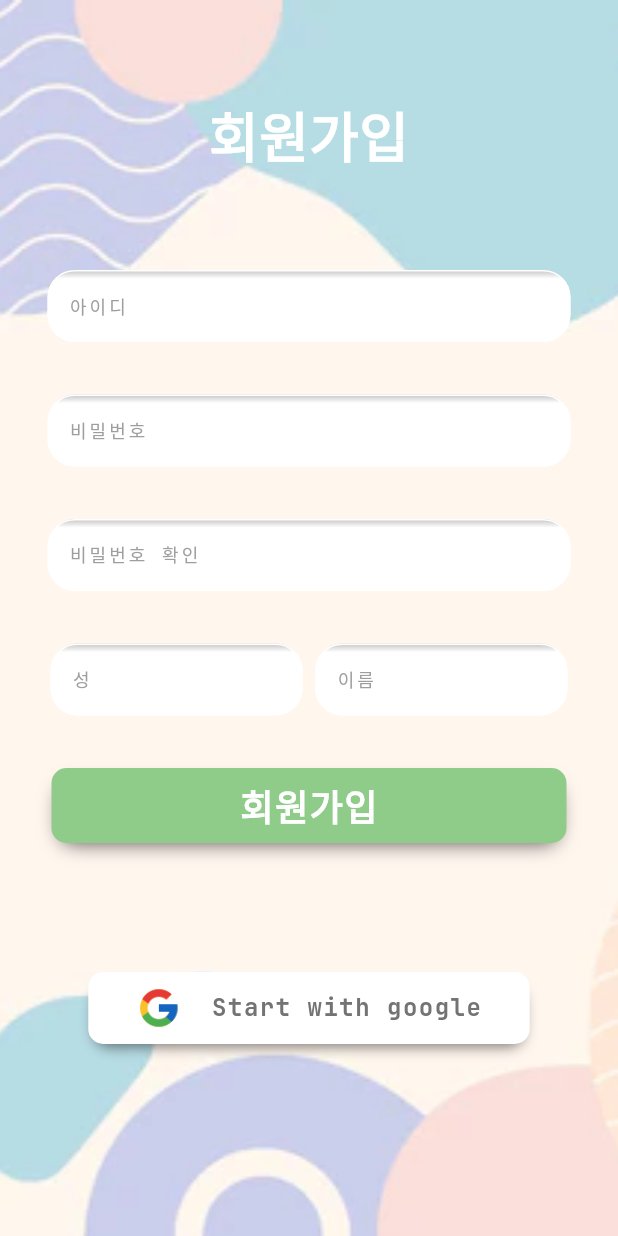
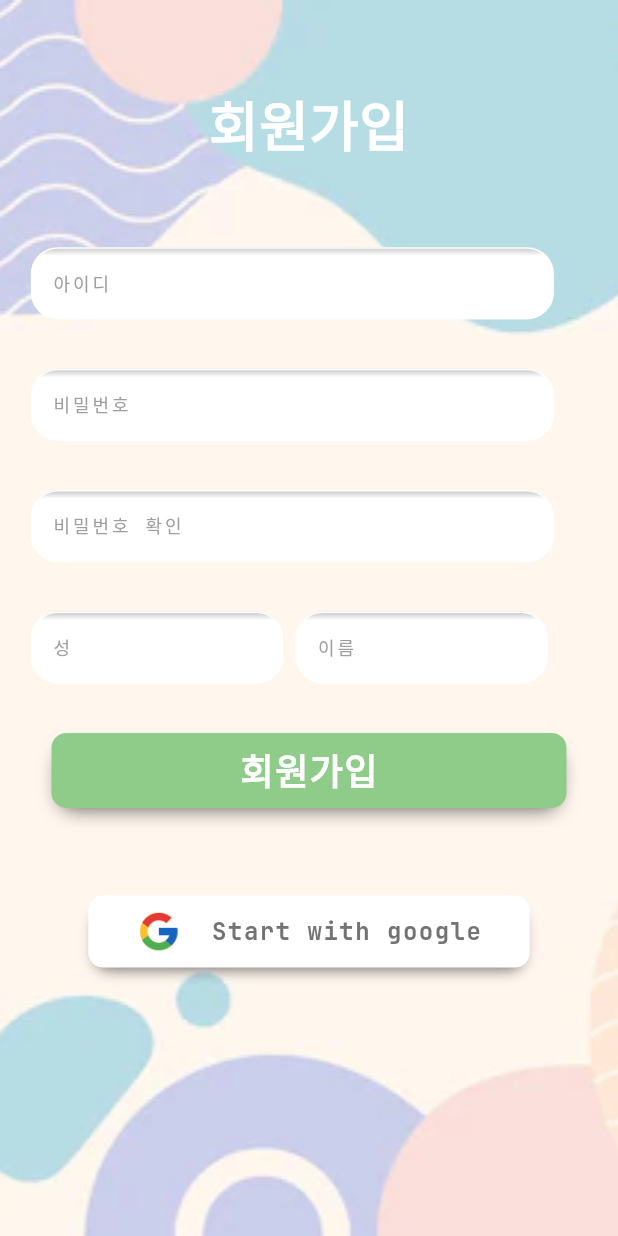
Before and after one commit to NoGravyBeef/SWE, a Flutter app: the screen it shows after launch, on a phone screen of 412 x 824 dp. Run offline on Flutter 3.47's test engine with Material 3 defaults, Android fonts, the phone set to English and light mode, and no system bars.

Commit message:
join_screen.dart 초안 완성

```diff
--- a/lib/screens/join_screen.dart
+++ b/lib/screens/join_screen.dart
@@ -13,6 +13,8 @@ class _JoinScreenState extends State<JoinScreen> {
 
   @override
   Widget build(BuildContext context) {
+    final screenSize = MediaQuery.of(context).size;
+
     return Container(
       decoration: const BoxDecoration(
         image: DecorationImage(
@@ -30,7 +32,7 @@ class _JoinScreenState extends State<JoinScreen> {
             children: [
               Container(
                 alignment: Alignment.center,
-                height: 180,
+                height: screenSize.height * 0.20, // 화면 높이의 20%
                 child: const Text(
                   '회원가입',
                   style: TextStyle(
@@ -43,9 +45,9 @@ class _JoinScreenState extends State<JoinScreen> {
               ),
               Row(
                 children: [
-                  const Flexible(
+                  Flexible(
                     flex: 1,
-                    child: SizedBox(width: 50),
+                    child: SizedBox(width: screenSize.width * 0.05),
                   ),
                   Flexible(
                     flex: 11,
@@ -66,23 +68,23 @@ class _JoinScreenState extends State<JoinScreen> {
                         ),
                       ),
                       child: const JoinTextField(
-                          labelText: '아이디', hintText: 'Enter the ID'),
+                        labelText: '아이디',
+                        hintText: 'Enter the ID',
                       ),
                     ),
-                  const Flexible(
+                  ),
+                  Flexible(
                     flex: 1,
-                    child: SizedBox(width: 50),
+                    child: SizedBox(width: screenSize.width * 0.05),
                   ),
                 ],
               ),
-              const SizedBox(
-                height: 35,
-              ),
+              SizedBox(height: screenSize.height * 0.04), // 화면 높이에 따른 간격 조정
               Row(
                 children: [
-                  const Flexible(
+                  Flexible(
                     flex: 1,
-                    child: SizedBox(width: 50),
+                    child: SizedBox(width: screenSize.width * 0.05),
                   ),
                   Flexible(
                     flex: 11,
@@ -103,23 +105,23 @@ class _JoinScreenState extends State<JoinScreen> {
                         ),
                       ),
                       child: const JoinTextField(
-                          labelText: '비밀번호', hintText: 'Enter the password'),
+                        labelText: '비밀번호',
+                        hintText: 'Enter the Password',
                       ),
                     ),
-                  const Flexible(
+                  ),
+                  Flexible(
                     flex: 1,
-                    child: SizedBox(width: 50),
+                    child: SizedBox(width: screenSize.width * 0.05),
                   ),
                 ],
               ),
-              const SizedBox(
-                height: 35,
-              ),
+              SizedBox(height: screenSize.height * 0.04), // 화면 높이에 따른 간격 조정
               Row(
                 children: [
-                  const Flexible(
+                  Flexible(
                     flex: 1,
-                    child: SizedBox(width: 50),
+                    child: SizedBox(width: screenSize.width * 0.05),
                   ),
                   Flexible(
                     flex: 11,
@@ -140,23 +142,23 @@ class _JoinScreenState extends State<JoinScreen> {
                         ),
                       ),
                       child: const JoinTextField(
-                          labelText: '비밀번호 확인', hintText: 'Check the password'),
+                        labelText: '비밀번호 확인',
+                        hintText: 'Check the Password',
                       ),
                     ),
-                  const Flexible(
+                  ),
+                  Flexible(
                     flex: 1,
-                    child: SizedBox(width: 50),
+                    child: SizedBox(width: screenSize.width * 0.05),
                   ),
                 ],
               ),
-              const SizedBox(
-                height: 35,
-              ),
+              SizedBox(height: screenSize.height * 0.04), // 화면 높이에 따른 간격 조정
               Row(
                 children: [
-                  const Flexible(
+                  Flexible(
                     flex: 4,
-                    child: SizedBox(width: 50),
+                    child: SizedBox(width: screenSize.width * 0.05),
                   ),
                   Flexible(
                     flex: 20,
@@ -173,16 +175,18 @@ class _JoinScreenState extends State<JoinScreen> {
                           tileMode: TileMode.clamp,
                         ),
                         shape: RoundedRectangleBorder(
-                            borderRadius:
-                                BorderRadius.all(Radius.circular(18.0)),
+                          borderRadius: BorderRadius.all(Radius.circular(18.0)),
                         ),
                       ),
                       child: const JoinTextField(
-                            labelText: '성', hintText: 'Last Name')),
+                        labelText: '성',
+                        hintText: 'Last Name',
                       ),
-                  const Flexible(
+                    ),
+                  ),
+                  Flexible(
                     flex: 1,
-                    child: SizedBox(width: 50),
+                    child: SizedBox(width: screenSize.width * 0.02),
                   ),
                   Flexible(
                     flex: 20,
@@ -199,29 +203,29 @@ class _JoinScreenState extends State<JoinScreen> {
                           tileMode: TileMode.clamp,
                         ),
                         shape: RoundedRectangleBorder(
-                            borderRadius:
-                                BorderRadius.all(Radius.circular(18.0)),
+                          borderRadius: BorderRadius.all(Radius.circular(18.0)),
                         ),
                       ),
                       child: const JoinTextField(
-                            labelText: '이름', hintText: 'First Name')),
+                        labelText: '이름',
+                        hintText: 'First Name',
                       ),
-                  const Flexible(
+                    ),
+                  ),
+                  Flexible(
                     flex: 4,
-                    child: SizedBox(width: 50),
+                    child: SizedBox(width: screenSize.width * 0.05),
                   ),
                 ],
               ),
-              const SizedBox(
-                height: 35,
-              ),
+              SizedBox(height: screenSize.height * 0.04), // 화면 높이에 따른 간격 조정
               Row(
                 mainAxisAlignment: MainAxisAlignment.spaceBetween,
                 children: [
-                  const Flexible(
+                  Flexible(
                     fit: FlexFit.tight,
                     flex: 1,
-                    child: SizedBox(width: 50),
+                    child: SizedBox(width: screenSize.width * 0.05),
                   ),
                   Flexible(
                     flex: 10,
@@ -261,21 +265,21 @@ class _JoinScreenState extends State<JoinScreen> {
                       ),
                     ),
                   ),
-                  const Flexible(
+                  Flexible(
                     fit: FlexFit.tight,
                     flex: 1,
-                    child: SizedBox(width: 50),
+                    child: SizedBox(width: screenSize.width * 0.05),
                   ),
                 ],
               ),
               SizedBox(
-                height: 220,
+                height: screenSize.height * 0.2,
                 child: Row(
                   mainAxisAlignment: MainAxisAlignment.spaceBetween,
                   children: [
-                    const Flexible(
+                    Flexible(
                       flex: 2,
-                      child: SizedBox(width: 50),
+                      child: SizedBox(width: screenSize.width * 0.05),
                     ),
                     Flexible(
                       flex: 10,
@@ -326,9 +330,9 @@ class _JoinScreenState extends State<JoinScreen> {
                         ),
                       ),
                     ),
-                    const Flexible(
+                    Flexible(
                       flex: 2,
-                      child: SizedBox(width: 50),
+                      child: SizedBox(width: screenSize.width * 0.05),
                     ),
                   ],
                 ),
```
Lines whose indentation alone changed are shown as unchanged.
